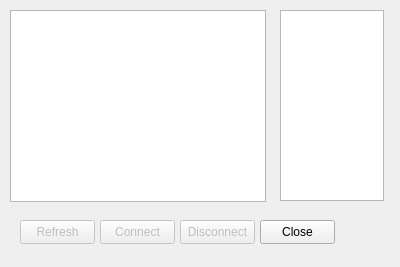
Before: the Qt Designer form plugins/mcumgr/bluetooth_setup.ui in thedjnK/AuTerm, drawn with Qt 5.
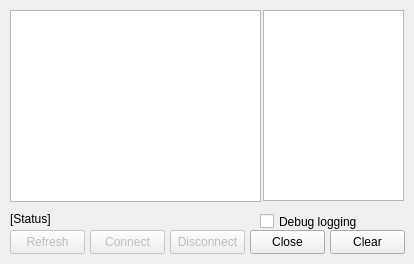
After: the same form once the commit is applied.

Commit message: plugins: mcumgr: Add bluetooth debug logging control checkbox

The edit to the form file:
```diff
--- a/plugins/mcumgr/bluetooth_setup.ui
+++ b/plugins/mcumgr/bluetooth_setup.ui
@@ -6,8 +6,8 @@
    <rect>
     <x>0</x>
     <y>0</y>
-    <width>400</width>
-    <height>267</height>
+    <width>414</width>
+    <height>264</height>
    </rect>
   </property>
   <property name="windowTitle">
@@ -18,7 +18,7 @@
     <rect>
      <x>10</x>
      <y>10</y>
-     <width>256</width>
+     <width>251</width>
      <height>192</height>
     </rect>
    </property>
@@ -29,8 +29,8 @@
    </property>
    <property name="geometry">
     <rect>
-     <x>20</x>
-     <y>220</y>
+     <x>10</x>
+     <y>230</y>
      <width>75</width>
      <height>24</height>
     </rect>
@@ -45,8 +45,8 @@
    </property>
    <property name="geometry">
     <rect>
-     <x>100</x>
-     <y>220</y>
+     <x>90</x>
+     <y>230</y>
      <width>75</width>
      <height>24</height>
     </rect>
@@ -61,8 +61,8 @@
    </property>
    <property name="geometry">
     <rect>
-     <x>180</x>
-     <y>220</y>
+     <x>170</x>
+     <y>230</y>
      <width>75</width>
      <height>24</height>
     </rect>
@@ -74,8 +74,8 @@
   <widget class="QPushButton" name="btn_close">
    <property name="geometry">
     <rect>
-     <x>260</x>
-     <y>220</y>
+     <x>250</x>
+     <y>230</y>
      <width>75</width>
      <height>24</height>
     </rect>
@@ -87,9 +87,9 @@
   <widget class="QPlainTextEdit" name="edit_debug">
    <property name="geometry">
     <rect>
-     <x>280</x>
+     <x>263</x>
      <y>10</y>
-     <width>104</width>
+     <width>141</width>
      <height>191</height>
     </rect>
    </property>
@@ -100,6 +100,45 @@
     <bool>true</bool>
    </property>
   </widget>
+  <widget class="QPushButton" name="btn_clear">
+   <property name="geometry">
+    <rect>
+     <x>330</x>
+     <y>230</y>
+     <width>75</width>
+     <height>24</height>
+    </rect>
+   </property>
+   <property name="text">
+    <string>Clear</string>
+   </property>
+  </widget>
+  <widget class="QLabel" name="label">
+   <property name="geometry">
+    <rect>
+     <x>10</x>
+     <y>210</y>
+     <width>201</width>
+     <height>17</height>
+    </rect>
+   </property>
+   <property name="text">
+    <string>[Status]</string>
+   </property>
+  </widget>
+  <widget class="QCheckBox" name="check_debug_logging">
+   <property name="geometry">
+    <rect>
+     <x>260</x>
+     <y>210</y>
+     <width>131</width>
+     <height>23</height>
+    </rect>
+   </property>
+   <property name="text">
+    <string>Debug logging</string>
+   </property>
+  </widget>
  </widget>
  <resources/>
  <connections/>
```
The commit also changes 4 other files.
